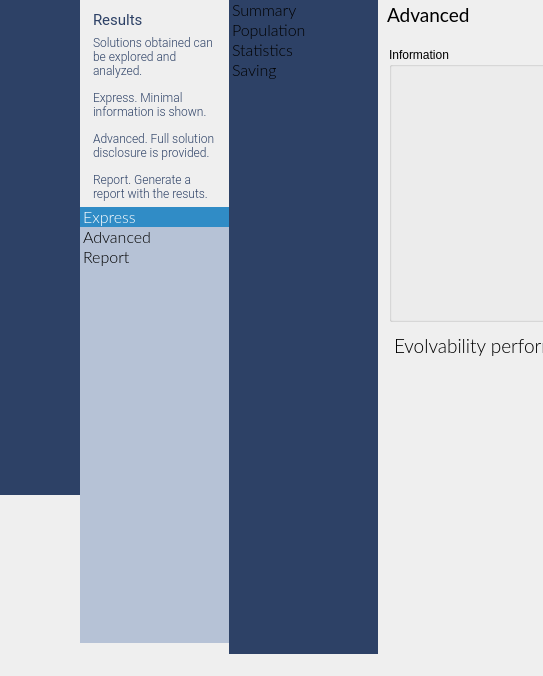
This is source/mainwidget.ui in emigdioz/LeafGP as Qt 5 draws it before an edit; both pictures show x 0 to 543 and y 0 to 676 of the 1035 by 676 pixel window. The edited form follows.
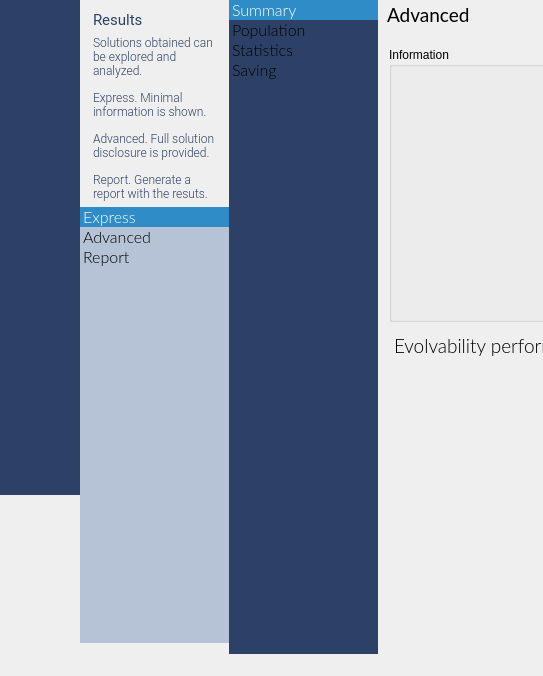
This is the edited form. The open tabs and pages were chosen to show the change. Icons and pictures are not drawn. Custom widgets are drawn as their Qt base class.

```diff
--- a/source/mainwidget.ui
+++ b/source/mainwidget.ui
@@ -5613,7 +5613,7 @@
                     <enum>Qt::ScrollBarAlwaysOff</enum>
                    </property>
                    <property name="currentRow">
-                    <number>-1</number>
+                    <number>0</number>
                    </property>
                    <item>
                     <property name="text">
```
